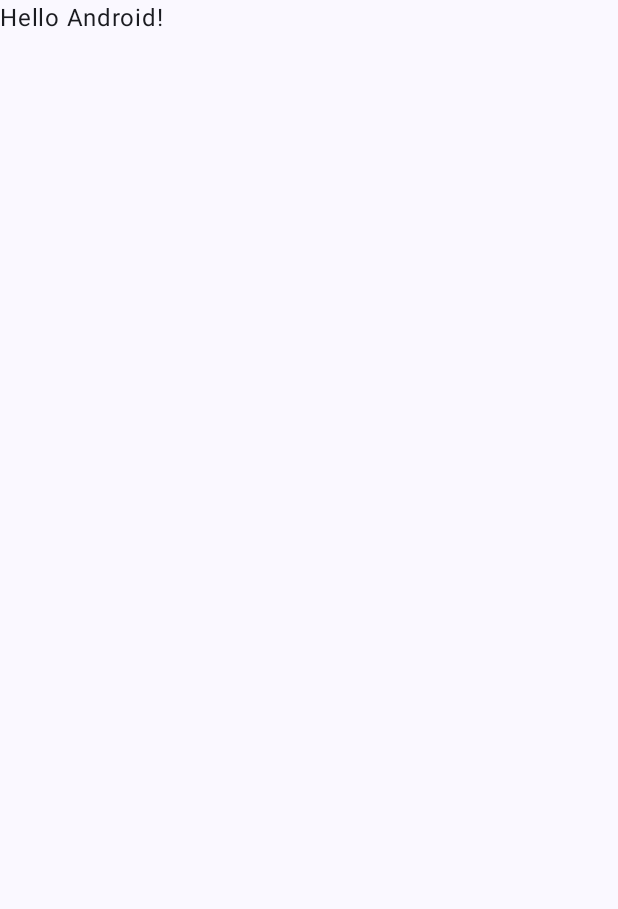
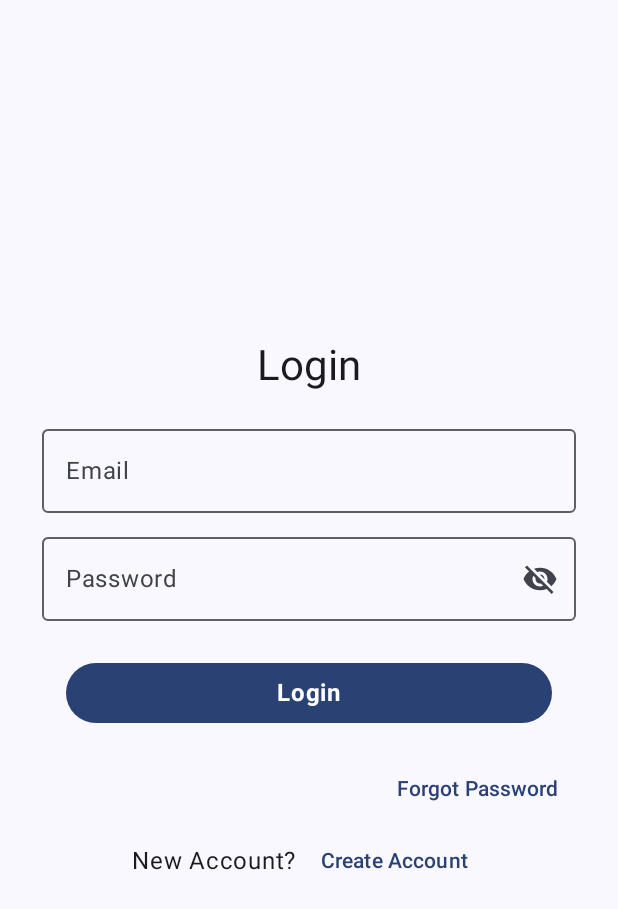
Before and after one commit to EQua-Dev/CariBank, an Android app built with Jetpack Compose: the screen it shows after launch (MainActivity), on a phone screen of 412 x 824 dp. Before the commit the part shown is almost empty. Shown: the top 909 px of the screen. Run offline under Robolectric (Android 15) with nearby library versions, the phone set to English and light mode, and no system bars; our stand-ins replace Dagger/Hilt's generated code, Timber; libraries missing offline, so code that uses them is left out: androidx.multidex.

Commit message:
sign up and create bank account done

```diff
--- a/app/src/main/AndroidManifest.xml
+++ b/app/src/main/AndroidManifest.xml
@@ -3,6 +3,7 @@
     xmlns:tools="http://schemas.android.com/tools">
 
     <application
+        android:name=".MyApplication"
         android:allowBackup="true"
         android:dataExtractionRules="@xml/data_extraction_rules"
         android:fullBackupContent="@xml/backup_rules"
--- a/app/src/main/java/com/schoolprojects/caribank/MainActivity.kt
+++ b/app/src/main/java/com/schoolprojects/caribank/MainActivity.kt
@@ -6,42 +6,68 @@ import androidx.activity.compose.setContent
 import androidx.activity.enableEdgeToEdge
 import androidx.compose.foundation.layout.fillMaxSize
 import androidx.compose.foundation.layout.padding
+import androidx.compose.material3.MaterialTheme
 import androidx.compose.material3.Scaffold
+import androidx.compose.material3.Surface
 import androidx.compose.material3.Text
 import androidx.compose.runtime.Composable
+import androidx.compose.runtime.CompositionLocalProvider
+import androidx.compose.runtime.getValue
+import androidx.compose.runtime.mutableStateOf
+import androidx.compose.runtime.remember
+import androidx.compose.runtime.setValue
 import androidx.compose.ui.Modifier
+import androidx.compose.ui.graphics.toArgb
+import androidx.compose.ui.platform.LocalContext
 import androidx.compose.ui.tooling.preview.Preview
+import androidx.navigation.compose.rememberNavController
+import com.schoolprojects.caribank.holder.HolderScreen
 import com.schoolprojects.caribank.ui.theme.CariBankTheme
+import com.schoolprojects.corrreps.providers.LocalNavHost
+import com.schoolprojects.corrreps.utils.LocalScreenSize
+import com.schoolprojects.corrreps.utils.getScreenSize
+import dagger.hilt.android.AndroidEntryPoint
 
+@AndroidEntryPoint
 class MainActivity : ComponentActivity() {
     override fun onCreate(savedInstanceState: Bundle?) {
         super.onCreate(savedInstanceState)
         enableEdgeToEdge()
         setContent {
+            val defaultStatusBarColor = MaterialTheme.colorScheme.background.toArgb()
+            var statusBarColor by remember { mutableStateOf(defaultStatusBarColor) }
+            window.statusBarColor = statusBarColor
+
+            /** Our navigation controller */
+            val navController = rememberNavController()
+
+            /** Getting screen size */
+            val size = LocalContext.current.getScreenSize()
+
             CariBankTheme {
-                Scaffold(modifier = Modifier.fillMaxSize()) { innerPadding ->
-                    Greeting(
-                        name = "Android",
-                        modifier = Modifier.padding(innerPadding)
-                    )
+                // A surface container using the 'background' color from the theme
+                CompositionLocalProvider(
+                    LocalScreenSize provides size,
+                    LocalNavHost provides navController
+                ) {
+                    // A surface container using the 'background' color from the theme
+                    Surface(
+                        modifier = Modifier.fillMaxSize(),
+                        color = MaterialTheme.colorScheme.background
+                    ) {
+                        HolderScreen(
+                            onStatusBarColorChange = {
+                                //** Updating the color of the status bar *//*
+                                //** Updating the color of the status bar *//*
+                                //** Updating the color of the status bar *//*
+
+                                //** Updating the color of the status bar *//*
+                                statusBarColor = it.toArgb()
+                            }
+                        )
+                    }
                 }
             }
         }
     }
 }
-
-@Composable
-fun Greeting(name: String, modifier: Modifier = Modifier) {
-    Text(
-        text = "Hello $name!",
-        modifier = modifier
-    )
-}
-
-@Preview(showBackground = true)
-@Composable
-fun GreetingPreview() {
-    CariBankTheme {
-        Greeting("Android")
-    }
-}
--- a/app/src/main/java/com/schoolprojects/caribank/MyApplication.kt
+++ b/app/src/main/java/com/schoolprojects/caribank/MyApplication.kt
@@ -4,7 +4,7 @@
  * Under Awesomeness Studios
  */
 
-package com.schoolprojects.corrreps
+package com.schoolprojects.caribank
 
 import android.app.Application
 import androidx.multidex.BuildConfig
--- a/app/src/main/java/com/schoolprojects/caribank/components/ExpandableCard.kt
+++ b/app/src/main/java/com/schoolprojects/caribank/components/ExpandableCard.kt
@@ -24,7 +24,7 @@ import androidx.compose.ui.Alignment
 import androidx.compose.ui.Modifier
 import androidx.compose.ui.unit.dp
 import com.schoolprojects.caribank.ui.theme.Typography
-import com.schoolprojects.corrreps.utils.Common.Levels
+import com.schoolprojects.caribank.utils.Common.Levels
 
 @Composable
 fun ExpandableCard(level: Levels, onSemesterClicked: (semester: String) -> Unit) {
--- a/app/src/main/java/com/schoolprojects/caribank/components/extras.kt
+++ b/app/src/main/java/com/schoolprojects/caribank/components/extras.kt
@@ -21,10 +21,9 @@ import androidx.compose.runtime.LaunchedEffect
 import androidx.compose.runtime.remember
 import androidx.compose.ui.Modifier
 import androidx.compose.ui.graphics.Color
-import androidx.compose.ui.text.TextStyle
 import androidx.compose.ui.unit.dp
 import com.schoolprojects.caribank.ui.theme.Typography
-import com.schoolprojects.corrreps.viewmodels.AuthViewModel
+import com.schoolprojects.caribank.viewmodels.AuthViewModel
 
 
 @Composable
--- a/app/src/main/java/com/schoolprojects/caribank/components/textFields.kt
+++ b/app/src/main/java/com/schoolprojects/caribank/components/textFields.kt
@@ -4,6 +4,7 @@ import androidx.compose.material.icons.filled.Visibility
 import androidx.compose.material.icons.filled.VisibilityOff
 import androidx.compose.material3.Icon
 import androidx.compose.material3.IconButton
+import androidx.compose.material3.OutlinedTextField
 import androidx.compose.material3.Text
 import androidx.compose.material3.TextField
 import androidx.compose.runtime.*
@@ -26,7 +27,7 @@ fun CustomTextField(
 ) {
     var passwordVisible by remember { mutableStateOf(false) }
 
-    TextField(
+    OutlinedTextField(
         value = value,
         onValueChange = onValueChange,
         label = { Text(label) },
--- a/app/src/main/java/com/schoolprojects/caribank/models/Student.kt
+++ b/app/src/main/java/com/schoolprojects/caribank/models/Student.kt
@@ -9,7 +9,6 @@ data class Student(
     val studentGender: String = "",
     val studentDepartment: String = "",
     val studentCurrentLevel: String = "",
-    val studentCurrentSemester: String = "",
     val loanCreditScore: String = "0.0",
 
 )
--- a/app/src/main/java/com/schoolprojects/caribank/navigation/Screen.kt
+++ b/app/src/main/java/com/schoolprojects/caribank/navigation/Screen.kt
@@ -28,6 +28,10 @@ sealed class Screen(
     object StudentHome : Screen(
         route = "studenthome",
         title = R.string.student_home,
+    )
+    object BankerHome : Screen(
+        route = "bankerhome",
+        title = R.string.banker_home,
     )
     object SemesterScreen : Screen(
         route = "semesterscreen/{level}/{semester}",
--- a/app/src/main/java/com/schoolprojects/caribank/screens/auth/ForgotPasswordScreen.kt
+++ b/app/src/main/java/com/schoolprojects/caribank/screens/auth/ForgotPasswordScreen.kt
@@ -33,7 +33,7 @@ import com.schoolprojects.caribank.R
 import com.schoolprojects.caribank.components.FlatButton
 import com.schoolprojects.caribank.ui.theme.Typography
 import com.schoolprojects.caribank.ui.Dimension
-import com.schoolprojects.corrreps.viewmodels.AuthViewModel
+import com.schoolprojects.caribank.viewmodels.AuthViewModel
 
 @Composable
 fun ForgotPasswordScreen(
--- a/app/src/main/res/values/strings.xml
+++ b/app/src/main/res/values/strings.xml
@@ -6,4 +6,5 @@
     <string name="remembered_password">"Back to Login "</string>
     <string name="student_home">Student Home</string>
     <string name="semester_screen">Semester Screen</string>
+    <string name="banker_home">Banker Home</string>
 </resources>
```
Also changed, not shown: app/src/main/java/com/schoolprojects/caribank/holder/HolderScreen.kt (+8 -1 lines), app/src/main/java/com/schoolprojects/caribank/navigation/NavItem.kt (added, +17 -0 lines), app/src/main/java/com/schoolprojects/caribank/screens/auth/LoginScreen.kt (+8 -7 lines), app/src/main/java/com/schoolprojects/caribank/screens/auth/SignUpScreen.kt (+18 -9 lines), app/src/main/java/com/schoolprojects/caribank/screens/student/HomeScreen.kt (+27 -2 lines), app/src/main/java/com/schoolprojects/caribank/utils/Common.kt (+5 -9 lines), app/src/main/java/com/schoolprojects/caribank/utils/HelpMe.kt (added, +13 -0 lines), app/src/main/java/com/schoolprojects/caribank/viewmodels/AuthViewModel.kt (+69 -11 lines).
